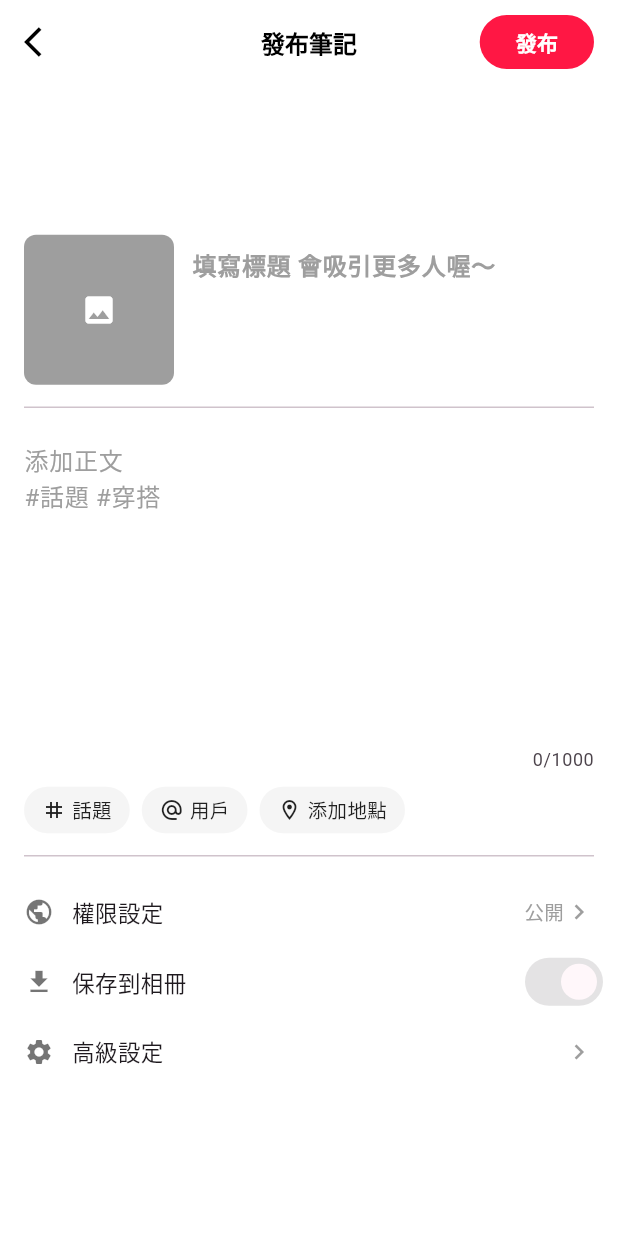
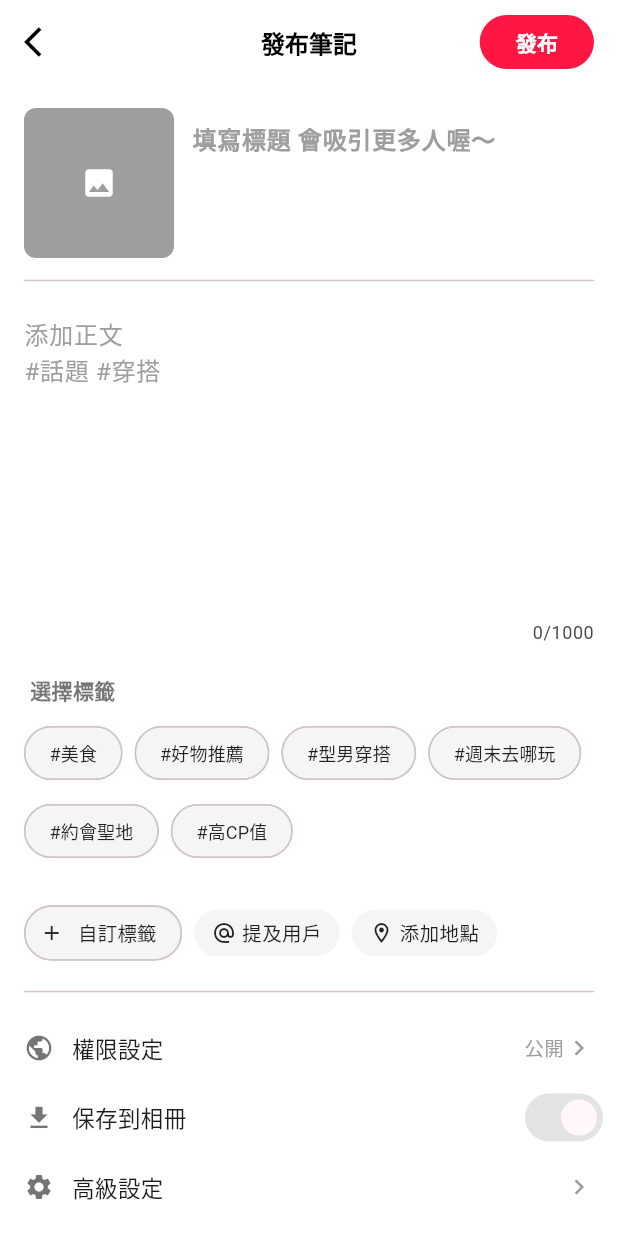
Before and after one commit to DukeLin000/tuitui_app, a Flutter app: the PostPublishScreen screen opened directly with empty values, on a phone screen of 412 x 824 dp. Run offline on Flutter 3.47's test engine with Material 3 defaults, Android fonts, the phone set to English and light mode, and no system bars; our stand-ins replace cached_network_image, geolocator, google_maps_flutter; network calls fail.

Commit message:
新增TAG功能

```diff
--- a/lib/models/post.dart
+++ b/lib/models/post.dart
@@ -13,8 +13,11 @@ class Post {
   final String timestamp;
   final bool isMerchant;
 
-  // [新增] 記錄當前用戶是否已按讚
+  // [原有] 記錄當前用戶是否已按讚
   final bool isLikedByMe;
+
+  // [新增] 標籤列表 (例如: ["美食", "好物推薦"])
+  final List<String> tags;
 
   const Post({
     required this.id,
@@ -27,40 +30,49 @@ class Post {
     required this.comments,
     required this.timestamp,
     this.isMerchant = false,
-    // [新增] 預設為 false
     this.isLikedByMe = false,
+    // [新增] 預設為空列表，避免 null 錯誤
+    this.tags = const [],
   });
 
   // ==========================================
   // 👇 重點修改：新增 fromJson 解析後端資料
   // ==========================================
   factory Post.fromJson(Map<String, dynamic> json) {
-    // 1. 處理圖片：後端給的是 List<PostImage>，我們取第一張當封面
-    // 如果沒有圖片，就給一張預設圖避免報錯
+    // 1. [原有邏輯] 處理圖片
     String coverImage = 'https://via.placeholder.com/300';
     if (json['images'] != null && (json['images'] as List).isNotEmpty) {
       coverImage = json['images'][0]['imageUrl'] ?? coverImage;
     }
 
+    // 2. [新增邏輯] 處理標籤
+    // 檢查後端是否有傳 'tags'，如果有的話轉成 List<String>，否則給空陣列
+    List<String> parsedTags = [];
+    if (json['tags'] != null) {
+      // List.from 確保將 dynamic list 安全轉為 String list
+      parsedTags = List<String>.from(json['tags']);
+    }
+
     return Post(
-      // 後端 ID 可能是數字 (Long)，轉成 String
+      // [原有邏輯] ID 轉 String
       id: json['id'].toString(),
-      // 後端目前只有 userId，暫時當作名字顯示
+      // [原有邏輯] userId 當名字
       authorName: json['userId'] ?? '匿名用戶',
-      // 後端暫無頭像欄位，先給預設圖
+      // [原有邏輯] 預設頭像
       authorAvatar: 'https://images.unsplash.com/photo-1599566150163-29194dcaad36?w=100',
       verified: false,
       content: json['content'] ?? '',
       image: coverImage,
       likes: json['likeCount'] ?? 0,
       comments: json['commentCount'] ?? 0,
-      // 後端有 createdDate 但這裡先簡化顯示
       timestamp: '剛剛',
       isMerchant: false,
+      // [新增] 帶入解析好的標籤
+      tags: parsedTags,
     );
   }
 
-  // [原有] copyWith 方法保持不變
+  // [原有] copyWith 方法保持不變，但加入 tags 支援
   Post copyWith({
     String? id,
     String? authorName,
@@ -73,6 +85,8 @@ class Post {
     String? timestamp,
     bool? isMerchant,
     bool? isLikedByMe,
+    // [新增] 允許修改 tags
+    List<String>? tags,
   }) {
     return Post(
       id: id ?? this.id,
@@ -86,12 +100,14 @@ class Post {
       timestamp: timestamp ?? this.timestamp,
       isMerchant: isMerchant ?? this.isMerchant,
       isLikedByMe: isLikedByMe ?? this.isLikedByMe,
+      // [新增] 如果沒傳入新 tags，就用舊的
+      tags: tags ?? this.tags,
     );
   }
 
   // [原有] 轉為瀑布流物件的方法
   WaterfallItem toWaterfallItem() {
-    // 避免 id 是非數字字串導致 hashCode 出錯的保險寫法 (雖然後端是 Long 應該沒事)
+    // 避免 id 是非數字字串導致 hashCode 出錯的保險寫法
     final double randomRatio = (id.hashCode % 5 + 10) / 10.0;
     return WaterfallItem(
       id: id,
--- a/lib/screens/main/create_post_screen.dart
+++ b/lib/screens/main/create_post_screen.dart
@@ -241,7 +241,7 @@ class _EditorTool extends StatelessWidget {
 }
 
 // ---------------------------------------------------------------------------
-// 第三階段：發布設定 (Publish Form) - 新增 Provider 連接
+// 第三階段：發布設定 (Publish Form) - 新增 Provider 連接與標籤功能
 // ---------------------------------------------------------------------------
 class PostPublishScreen extends StatefulWidget {
   final Color imageColor;
@@ -256,11 +256,55 @@ class _PostPublishScreenState extends State<PostPublishScreen> {
   final TextEditingController _contentController = TextEditingController();
   final TextEditingController _titleController = TextEditingController();
 
+  // [新增] 標籤相關變數
+  final List<String> _recommendTags = ["美食", "好物推薦", "型男穿搭", "週末去哪玩", "約會聖地", "高CP值"];
+  final List<String> _selectedTags = [];
+
   @override
   void dispose() {
     _contentController.dispose();
     _titleController.dispose();
     super.dispose();
+  }
+
+  // [新增] 顯示新增標籤的對話框
+  void _showAddTagDialog() {
+    String newTag = "";
+    showDialog(
+      context: context,
+      builder: (context) {
+        return AlertDialog(
+          title: const Text("新增標籤"),
+          content: TextField(
+            autofocus: true,
+            decoration: const InputDecoration(hintText: "輸入標籤名稱 (例如: 咖啡廳)"),
+            onChanged: (value) => newTag = value,
+          ),
+          actions: [
+            TextButton(
+              onPressed: () => Navigator.pop(context),
+              child: const Text("取消"),
+            ),
+            TextButton(
+              onPressed: () {
+                if (newTag.isNotEmpty && !_recommendTags.contains(newTag)) {
+                  setState(() {
+                    _recommendTags.add(newTag); // 加入選項列表
+                    _selectedTags.add(newTag);  // 自動選中
+                  });
+                } else if (_recommendTags.contains(newTag) && !_selectedTags.contains(newTag)) {
+                   setState(() {
+                    _selectedTags.add(newTag);
+                  });
+                }
+                Navigator.pop(context);
+              },
+              child: const Text("加入"),
+            ),
+          ],
+        );
+      },
+    );
   }
 
   // [新增] 提交發布方法
@@ -284,6 +328,7 @@ class _PostPublishScreenState extends State<PostPublishScreen> {
       comments: 0,
       timestamp: '剛剛',
       isMerchant: false,
+      tags: _selectedTags, // [新增] 傳入選中的標籤
     );
 
     // 2. 呼叫 Provider 新增貼文
@@ -386,15 +431,64 @@ class _PostPublishScreenState extends State<PostPublishScreen> {
                     border: InputBorder.none,
                   ),
                 ),
-                const SizedBox(height: 10),
-                // (其餘 Chip 代碼保持不變...)
+                const SizedBox(height: 20),
+
+                // [新增] 標籤選擇區標題
+                const Padding(
+                  padding: EdgeInsets.symmetric(horizontal: 4.0),
+                  child: Text("選擇標籤", style: TextStyle(fontSize: 14, fontWeight: FontWeight.bold, color: Colors.black54)),
+                ),
+                const SizedBox(height: 8),
+
+                // [新增] 標籤選擇器 Wrap
+                Wrap(
+                  spacing: 8.0,
+                  runSpacing: 4.0,
+                  children: _recommendTags.map((tag) {
+                    final isSelected = _selectedTags.contains(tag);
+                    return FilterChip(
+                      label: Text("#$tag"),
+                      selected: isSelected,
+                      selectedColor: Colors.redAccent.withOpacity(0.1),
+                      checkmarkColor: Colors.redAccent,
+                      labelStyle: TextStyle(
+                        color: isSelected ? Colors.redAccent : Colors.black87,
+                        fontWeight: isSelected ? FontWeight.bold : FontWeight.normal,
+                        fontSize: 12,
+                      ),
+                      backgroundColor: Colors.grey[100],
+                      shape: RoundedRectangleBorder(borderRadius: BorderRadius.circular(20), side: BorderSide.none),
+                      showCheckmark: false, // 簡潔風格不顯示勾勾
+                      onSelected: (bool selected) {
+                        setState(() {
+                          if (selected) {
+                            _selectedTags.add(tag);
+                          } else {
+                            _selectedTags.remove(tag);
+                          }
+                        });
+                      },
+                    );
+                  }).toList(),
+                ),
+
+                const SizedBox(height: 20),
+
                 SingleChildScrollView(
                   scrollDirection: Axis.horizontal,
                   child: Row(
                     children: [
-                      const _ActionChip(icon: Icons.grid_3x3, label: "話題"),
+                      // [新增] 自訂標籤按鈕
+                      ActionChip(
+                        avatar: const Icon(Icons.add, size: 16, color: Colors.black87),
+                        label: const Text("自訂標籤", style: TextStyle(fontSize: 13, color: Colors.black87)),
+                        backgroundColor: Colors.grey[100],
+                        shape: RoundedRectangleBorder(borderRadius: BorderRadius.circular(20), side: BorderSide.none),
+                        onPressed: _showAddTagDialog,
+                      ),
                       const SizedBox(width: 8),
-                      const _ActionChip(icon: Icons.alternate_email, label: "用戶"),
+                      // 原有的功能按鈕
+                      const _ActionChip(icon: Icons.alternate_email, label: "提及用戶"),
                       const SizedBox(width: 8),
                       const _ActionChip(icon: Icons.location_on_outlined, label: "添加地點"),
                     ],
--- a/lib/screens/main/home_screen.dart
+++ b/lib/screens/main/home_screen.dart
@@ -1,9 +1,7 @@
 // lib/screens/main/home_screen.dart
 import 'package:flutter/material.dart';
 import 'package:provider/provider.dart';
-import '../../models/post.dart';
 import '../../widgets/post_card.dart';
-import '../../models/waterfall_item.dart';
 import '../../widgets/waterfall_feed.dart';
 import '../../widgets/responsive_container.dart';
 import '../../providers/post_provider.dart';
--- a/lib/screens/main/main_screen.dart
+++ b/lib/screens/main/main_screen.dart
@@ -95,7 +95,7 @@ class SettingsScreen extends StatelessWidget {
                     style: TextStyle(fontSize: 12, color: Colors.grey[600]),
                   ),
                   value: auth.isMerchant,
-                  activeColor: Colors.purple,
+                  activeThumbColor: Colors.purple,
                   onChanged: (bool value) {
                     auth.toggleMerchant();
                     ScaffoldMessenger.of(context).showSnackBar(
--- a/lib/screens/market/market_screen.dart
+++ b/lib/screens/market/market_screen.dart
@@ -89,7 +89,6 @@ class _MarketScreenState extends State<MarketScreen> {
     required IconData? icon,
     required Color iconColor,
     required Color bgColor,
-    String? id,
   }) {
     if (icon == null) return const SizedBox(width: 48);
     return GestureDetector(
--- a/lib/screens/profile/profile_screen.dart
+++ b/lib/screens/profile/profile_screen.dart
@@ -3,7 +3,6 @@ import 'package:flutter/material.dart';
 import 'package:provider/provider.dart';
 import '../../providers/auth_provider.dart';
 import '../../providers/post_provider.dart';
-import '../../models/waterfall_item.dart';
 import '../../widgets/waterfall_feed.dart';
 import '../../widgets/responsive_container.dart';
 import '../../config/app_config.dart';
--- a/lib/widgets/map_view_overlay.dart
+++ b/lib/widgets/map_view_overlay.dart
@@ -228,8 +228,8 @@ class _MapViewOverlayState extends State<MapViewOverlay> {
             child: FloatingActionButton(
               backgroundColor: Colors.white,
               foregroundColor: Colors.purple,
+              onPressed: _locateUser,
               child: const Icon(Icons.my_location),
-              onPressed: _locateUser,
             ),
           ),
 
```
Also changed, not shown: lib/screens/chat/chat_list_screen.dart (+4 -4 lines), 1 other file.
